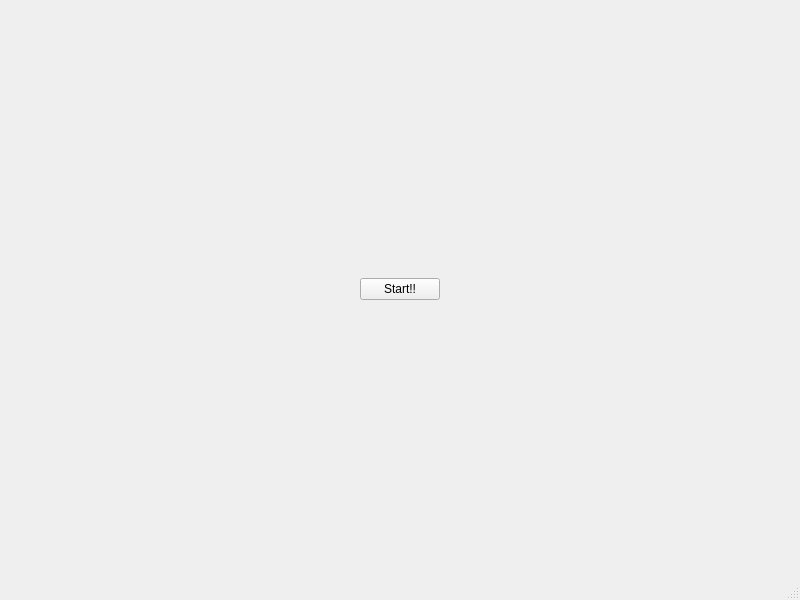
The window that start/mainwindow.ui (t200d109/soft3) describes before a commit, drawn with Qt 5.
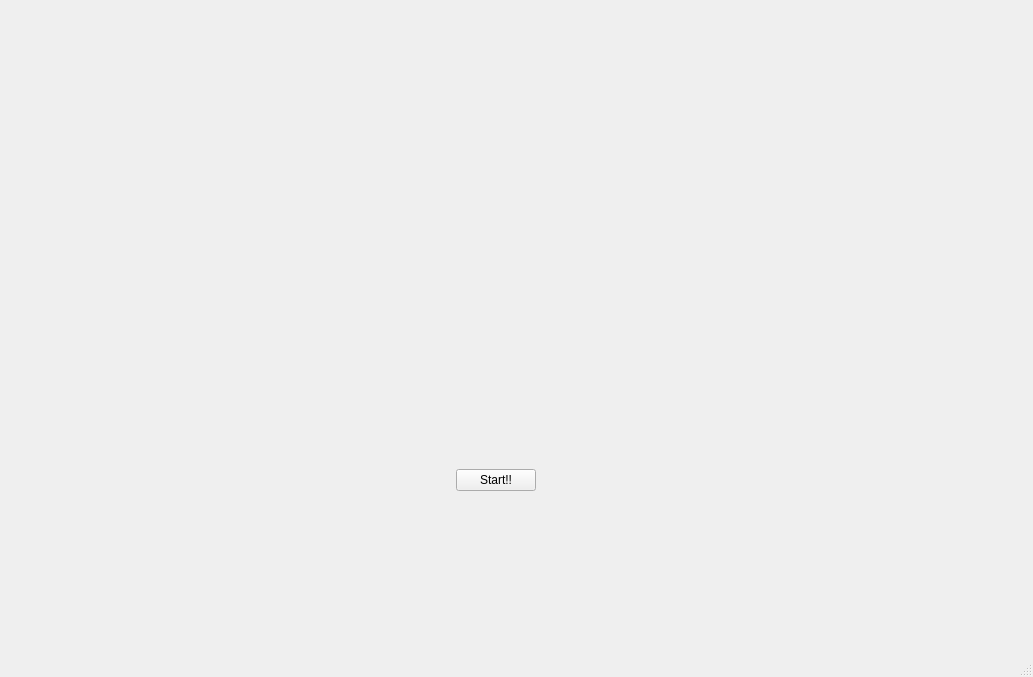
The same window after the commit.

```diff
--- a/start/mainwindow.ui
+++ b/start/mainwindow.ui
@@ -6,83 +6,106 @@
    <rect>
     <x>0</x>
     <y>0</y>
-    <width>800</width>
-    <height>600</height>
+    <width>1033</width>
+    <height>677</height>
    </rect>
   </property>
   <property name="windowTitle">
    <string>MainWindow</string>
   </property>
   <widget class="QWidget" name="centralwidget">
-   <layout class="QHBoxLayout" name="horizontalLayout_3">
+   <layout class="QVBoxLayout" name="verticalLayout_2">
     <item>
      <widget class="QStackedWidget" name="stackedWidget">
       <widget class="QWidget" name="page">
-       <layout class="QHBoxLayout" name="horizontalLayout">
-        <item>
-         <spacer name="horizontalSpacer">
-          <property name="orientation">
-           <enum>Qt::Horizontal</enum>
-          </property>
-          <property name="sizeHint" stdset="0">
-           <size>
-            <width>332</width>
-            <height>20</height>
-           </size>
-          </property>
-         </spacer>
-        </item>
-        <item>
-         <layout class="QVBoxLayout" name="verticalLayout_2">
-          <item>
-           <spacer name="verticalSpacer">
-            <property name="orientation">
-             <enum>Qt::Vertical</enum>
-            </property>
-            <property name="sizeHint" stdset="0">
-             <size>
-              <width>20</width>
-              <height>40</height>
-             </size>
-            </property>
-           </spacer>
-          </item>
-          <item>
-           <widget class="QPushButton" name="pushButton">
-            <property name="text">
-             <string>Start!!</string>
-            </property>
-           </widget>
-          </item>
-          <item>
-           <spacer name="verticalSpacer_2">
-            <property name="orientation">
-             <enum>Qt::Vertical</enum>
-            </property>
-            <property name="sizeHint" stdset="0">
-             <size>
-              <width>20</width>
-              <height>40</height>
-             </size>
-            </property>
-           </spacer>
-          </item>
-         </layout>
-        </item>
-        <item>
-         <spacer name="horizontalSpacer_2">
-          <property name="orientation">
-           <enum>Qt::Horizontal</enum>
-          </property>
-          <property name="sizeHint" stdset="0">
-           <size>
-            <width>332</width>
-            <height>20</height>
-           </size>
-          </property>
-         </spacer>
-        </item>
-       </layout>
+       <widget class="QLabel" name="label">
+        <property name="geometry">
+         <rect>
+          <x>200</x>
+          <y>90</y>
+          <width>581</width>
+          <height>191</height>
+         </rect>
+        </property>
+        <property name="text">
+         <string/>
+        </property>
+       </widget>
+       <widget class="QWidget" name="">
+        <property name="geometry">
+         <rect>
+          <x>110</x>
+          <y>410</y>
+          <width>754</width>
+          <height>121</height>
+         </rect>
+        </property>
+        <layout class="QVBoxLayout" name="verticalLayout">
+         <item>
+          <spacer name="verticalSpacer">
+           <property name="orientation">
+            <enum>Qt::Vertical</enum>
+           </property>
+           <property name="sizeHint" stdset="0">
+            <size>
+             <width>20</width>
+             <height>40</height>
+            </size>
+           </property>
+          </spacer>
+         </item>
+         <item>
+          <layout class="QHBoxLayout" name="horizontalLayout">
+           <item>
+            <spacer name="horizontalSpacer">
+             <property name="orientation">
+              <enum>Qt::Horizontal</enum>
+             </property>
+             <property name="sizeHint" stdset="0">
+              <size>
+               <width>329</width>
+               <height>17</height>
+              </size>
+             </property>
+            </spacer>
+           </item>
+           <item>
+            <widget class="QPushButton" name="pushButton">
+             <property name="text">
+              <string>Start!!</string>
+             </property>
+            </widget>
+           </item>
+           <item>
+            <spacer name="horizontalSpacer_2">
+             <property name="orientation">
+              <enum>Qt::Horizontal</enum>
+             </property>
+             <property name="sizeHint" stdset="0">
+              <size>
+               <width>329</width>
+               <height>17</height>
+              </size>
+             </property>
+            </spacer>
+           </item>
+          </layout>
+         </item>
+         <item>
+          <spacer name="verticalSpacer_2">
+           <property name="orientation">
+            <enum>Qt::Vertical</enum>
+           </property>
+           <property name="sizeHint" stdset="0">
+            <size>
+             <width>20</width>
+             <height>40</height>
+            </size>
+           </property>
+          </spacer>
+         </item>
+        </layout>
+       </widget>
       </widget>
       <widget class="QWidget" name="page_2">
        <widget class="QLabel" name="imagelabel1">
```
Left out of the diff: 87 changed lines with no effect on the pictures.
